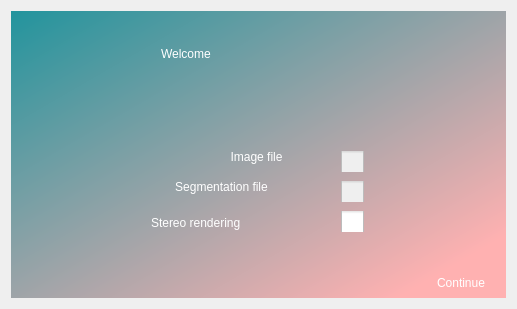
Before: the Qt Designer form welcome.ui in binarypillow/CM2006-2023, drawn with Qt 5.
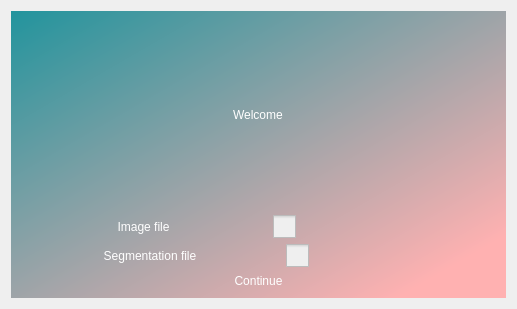
After: the same form once the commit is applied.

Commit message: Stereo available with a checkbox after the first window.  Volume rendering available for a unique organ

The edit to the form file:
```diff
--- a/welcome.ui
+++ b/welcome.ui
@@ -13,7 +13,7 @@
   <property name="windowTitle">
    <string>Dialog</string>
   </property>
-  <layout class="QVBoxLayout" name="verticalLayout">
+  <layout class="QHBoxLayout" name="horizontalLayout">
    <item>
     <widget class="QWidget" name="widget" native="true">
      <property name="styleSheet">
@@ -21,15 +21,9 @@
     background-color: qlineargradient(spread:reflect, x1:0, y1:0, x2:1, y2:1, stop:0 rgba(34, 148, 157, 255), stop:0.890052 rgba(255, 177, 177, 255));
 }</string>
      </property>
+     <layout class="QVBoxLayout" name="verticalLayout">
+      <item alignment="Qt::AlignHCenter">
      <widget class="QLabel" name="welcome_label">
-      <property name="geometry">
-       <rect>
-        <x>150</x>
-        <y>20</y>
-        <width>169</width>
-        <height>46</height>
-       </rect>
-      </property>
       <property name="styleSheet">
        <string notr="true">color: rgb(255, 255, 255);
 font: 30pt &quot;Ubuntu&quot;;</string>
@@ -38,20 +32,14 @@
        <string>Welcome</string>
       </property>
      </widget>
+      </item>
+      <item>
+       <layout class="QHBoxLayout" name="horizontalLayout_2">
+        <item>
      <widget class="QToolButton" name="img_button">
-      <property name="geometry">
-       <rect>
-        <x>190</x>
-        <y>130</y>
-        <width>111</width>
-        <height>31</height>
-       </rect>
-      </property>
       <property name="styleSheet">
        <string notr="true">QToolButton {
 	font: 15pt &quot;Ubuntu&quot;;
-    width: 20px;
-    height: 20px;
     background-color: transparent;
     border: 1px solid transparent;
     color: #FFFFFF; /* Couleur du texte */
@@ -72,20 +60,41 @@
        <bool>true</bool>
       </property>
      </widget>
+        </item>
+        <item>
+         <widget class="QCheckBox" name="img_box">
+          <property name="enabled">
+           <bool>false</bool>
+          </property>
+          <property name="maximumSize">
+           <size>
+            <width>131</width>
+            <height>16777215</height>
+           </size>
+          </property>
+          <property name="styleSheet">
+           <string notr="true">QCheckBox::indicator {
+    width: 23px;
+    height: 23px;
+}</string>
+          </property>
+          <property name="text">
+           <string/>
+          </property>
+          <property name="checkable">
+           <bool>true</bool>
+          </property>
+         </widget>
+        </item>
+       </layout>
+      </item>
+      <item>
+       <layout class="QHBoxLayout" name="horizontalLayout_3">
+        <item>
      <widget class="QToolButton" name="seg_button">
-      <property name="geometry">
-       <rect>
-        <x>120</x>
-        <y>160</y>
-        <width>181</width>
-        <height>31</height>
-       </rect>
-      </property>
       <property name="styleSheet">
        <string notr="true">QToolButton {
 	font: 15pt &quot;Ubuntu&quot;;
-    width: 20px;
-    height: 20px;
     background-color: transparent;
     border: 1px solid transparent;
     color: #FFFFFF; /* Couleur du texte */
@@ -103,14 +112,11 @@
        <string>Segmentation file</string>
       </property>
      </widget>
-     <widget class="QCheckBox" name="stereo_button">
-      <property name="geometry">
-       <rect>
-        <x>330</x>
-        <y>200</y>
-        <width>31</width>
-        <height>21</height>
-       </rect>
+        </item>
+        <item>
+         <widget class="QCheckBox" name="seg_box">
+          <property name="enabled">
+           <bool>false</bool>
       </property>
       <property name="maximumSize">
        <size>
@@ -127,33 +133,15 @@
       <property name="text">
        <string/>
       </property>
-     </widget>
-     <widget class="QLabel" name="stereo_label">
-      <property name="geometry">
-       <rect>
-        <x>140</x>
-        <y>200</y>
-        <width>163</width>
-        <height>23</height>
-       </rect>
-      </property>
-      <property name="styleSheet">
-       <string notr="true">color: rgb(255, 255, 255);
-font: 15pt &quot;Ubuntu&quot;;</string>
-      </property>
-      <property name="text">
-       <string>Stereo rendering</string>
-      </property>
-     </widget>
+          <property name="checkable">
+           <bool>true</bool>
+          </property>
+         </widget>
+        </item>
+       </layout>
+      </item>
+      <item>
      <widget class="QPushButton" name="continue_button">
-      <property name="geometry">
-       <rect>
-        <x>410</x>
-        <y>260</y>
-        <width>80</width>
-        <height>24</height>
-       </rect>
-      </property>
       <property name="styleSheet">
        <string notr="true">QPushButton {
     background-color: transparent;
@@ -175,68 +163,8 @@
        <string>Continue</string>
       </property>
      </widget>
-     <widget class="QCheckBox" name="seg_box">
-      <property name="enabled">
-       <bool>false</bool>
-      </property>
-      <property name="geometry">
-       <rect>
-        <x>330</x>
-        <y>170</y>
-        <width>31</width>
-        <height>21</height>
-       </rect>
-      </property>
-      <property name="maximumSize">
-       <size>
-        <width>131</width>
-        <height>16777215</height>
-       </size>
-      </property>
-      <property name="styleSheet">
-       <string notr="true">QCheckBox::indicator {
-    width: 23px;
-    height: 23px;
-}</string>
-      </property>
-      <property name="text">
-       <string/>
-      </property>
-      <property name="checkable">
-       <bool>true</bool>
-      </property>
-     </widget>
-     <widget class="QCheckBox" name="img_box">
-      <property name="enabled">
-       <bool>false</bool>
-      </property>
-      <property name="geometry">
-       <rect>
-        <x>330</x>
-        <y>140</y>
-        <width>31</width>
-        <height>21</height>
-       </rect>
-      </property>
-      <property name="maximumSize">
-       <size>
-        <width>131</width>
-        <height>16777215</height>
-       </size>
-      </property>
-      <property name="styleSheet">
-       <string notr="true">QCheckBox::indicator {
-    width: 23px;
-    height: 23px;
-}</string>
-      </property>
-      <property name="text">
-       <string/>
-      </property>
-      <property name="checkable">
-       <bool>true</bool>
-      </property>
-     </widget>
+      </item>
+     </layout>
     </widget>
    </item>
   </layout>
```
Lines whose indentation alone changed are shown as unchanged. The commit also changes 2 other files.
